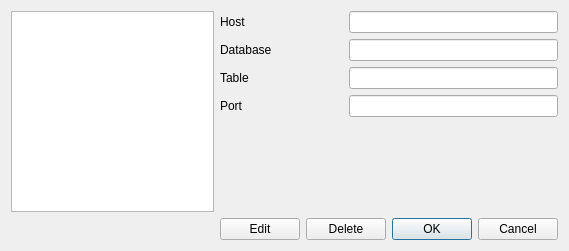
Before: the Qt Designer form ui/connections.ui in AeroNotix/freepoint, drawn with Qt 5.
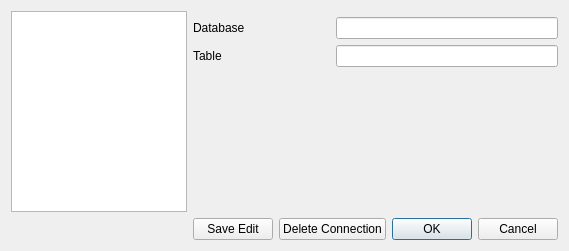
After: the same form once the commit is applied. Icons and pictures are not drawn.

Commit message: Removed references and utilities for setting HOST and PORT values for the connections. Also removed the command line argument processing until I remove the HOST/PORT from that too.

Diff of the .ui file:
```diff
--- a/ui/connections.ui
+++ b/ui/connections.ui
@@ -18,22 +18,19 @@
     <normaloff>:/address-book-new</normaloff>:/address-book-new</iconset>
   </property>
   <layout class="QGridLayout" name="gridLayout">
-   <item row="0" column="0" rowspan="5">
+   <item row="4" column="4">
+    <widget class="QDialogButtonBox" name="buttonBox">
+     <property name="orientation">
+      <enum>Qt::Horizontal</enum>
+     </property>
+     <property name="standardButtons">
+      <set>QDialogButtonBox::Cancel|QDialogButtonBox::Ok</set>
+     </property>
+    </widget>
+   </item>
+   <item row="0" column="0" rowspan="4">
     <widget class="QListWidget" name="listWidget"/>
    </item>
-   <item row="0" column="1">
-    <widget class="QLabel" name="label">
-     <property name="text">
-      <string>Host</string>
-     </property>
-     <property name="buddy">
-      <cstring>txt_host</cstring>
-     </property>
-    </widget>
-   </item>
-   <item row="0" column="3" colspan="2">
-    <widget class="QLineEdit" name="txt_host"/>
-   </item>
    <item row="1" column="1" colspan="2">
     <widget class="QLabel" name="label_2">
      <property name="text">
@@ -60,43 +57,33 @@
    <item row="2" column="3" colspan="2">
     <widget class="QLineEdit" name="txt_table"/>
    </item>
-   <item row="3" column="1">
-    <widget class="QLabel" name="label_4">
-     <property name="text">
-      <string>Port</string>
-     </property>
-     <property name="buddy">
-      <cstring>txt_port</cstring>
-     </property>
-    </widget>
-   </item>
-   <item row="3" column="3" colspan="2">
-    <widget class="QLineEdit" name="txt_port"/>
-   </item>
-   <item row="5" column="2" colspan="2">
+   <item row="4" column="2" colspan="2">
     <widget class="QPushButton" name="btn_deleteRow">
      <property name="text">
-      <string>Delete</string>
+      <string>Delete Connection</string>
      </property>
     </widget>
    </item>
-   <item row="5" column="4">
-    <widget class="QDialogButtonBox" name="buttonBox">
-     <property name="orientation">
-      <enum>Qt::Horizontal</enum>
-     </property>
-     <property name="standardButtons">
-      <set>QDialogButtonBox::Cancel|QDialogButtonBox::Ok</set>
-     </property>
-    </widget>
-   </item>
-   <item row="5" column="1">
+   <item row="4" column="1">
     <widget class="QPushButton" name="btn_editRow">
      <property name="text">
-      <string>Edit</string>
+      <string>Save Edit</string>
      </property>
     </widget>
    </item>
+   <item row="3" column="3">
+    <spacer name="verticalSpacer">
+     <property name="orientation">
+      <enum>Qt::Vertical</enum>
+     </property>
+     <property name="sizeHint" stdset="0">
+      <size>
+       <width>20</width>
+       <height>40</height>
+      </size>
+     </property>
+    </spacer>
+   </item>
   </layout>
  </widget>
  <resources>
```
The commit also changes 7 other files.
